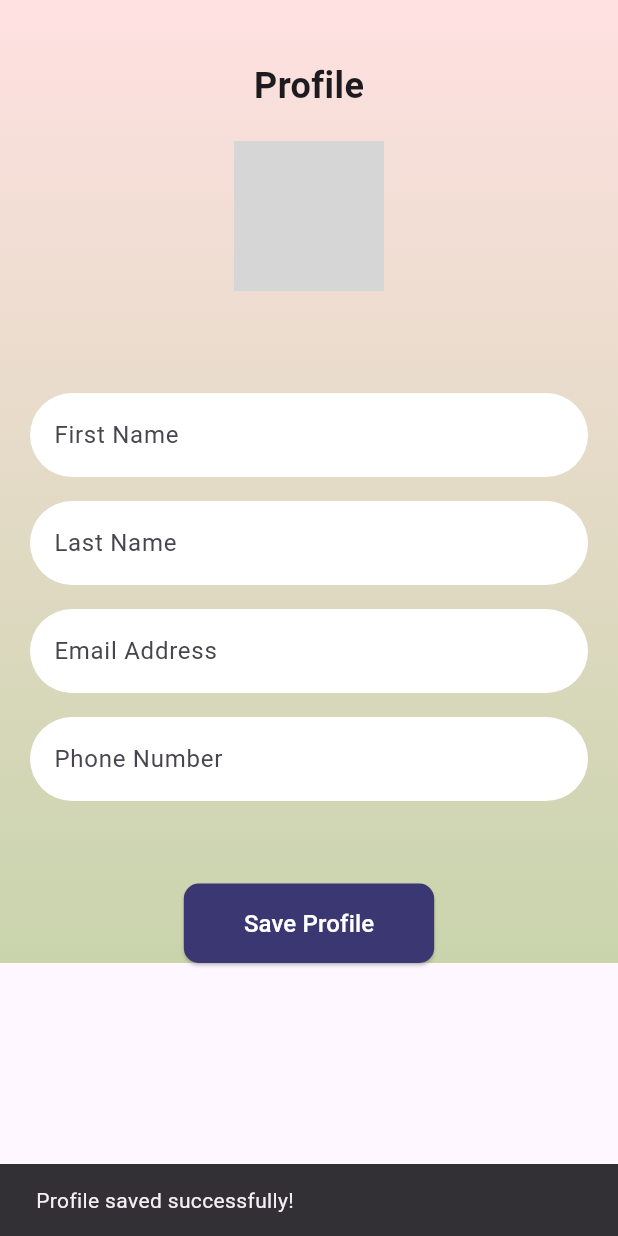
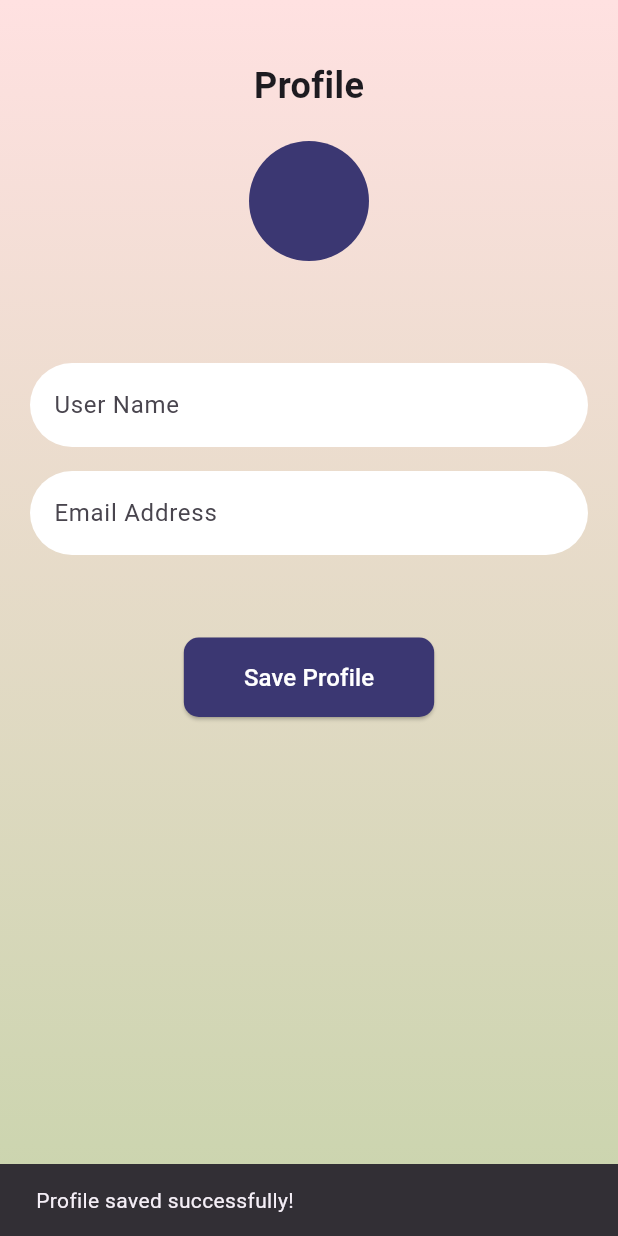
Before and after one commit to Aqsa-ijaz13/FinalyearProject, a Flutter app: the ProfileScreen screen opened directly, after a tap on "Save Profile", on a phone screen of 412 x 824 dp. Run offline on Flutter 3.47's test engine with Material 3 defaults, Android fonts, the phone set to English and light mode, and no system bars; our stand-ins replace audioplayers, cloud_firestore, firebase_auth, firebase_core, flutter_easyloading, get; accounts and stored records are empty; grey boxes are pictures that could not be loaded.

Commit message:
today new code update

```diff
--- a/lib/view/ProfileScreen/profilescreen.dart
+++ b/lib/view/ProfileScreen/profilescreen.dart
@@ -1,9 +1,6 @@
-import 'dart:io';
 import 'package:cloud_firestore/cloud_firestore.dart';
 import 'package:firebase_auth/firebase_auth.dart';
-import 'package:firebase_storage/firebase_storage.dart';
 import 'package:flutter/material.dart';
-import 'package:image_picker/image_picker.dart';
 
 import '../../utilis/Constants/app_colors.dart';
 
@@ -15,17 +12,12 @@ class ProfileScreen extends StatefulWidget {
 }
 
 class _ProfileScreenState extends State<ProfileScreen> {
-  final TextEditingController firstNameController = TextEditingController();
-  final TextEditingController lastNameController = TextEditingController();
+  final TextEditingController userNameController = TextEditingController();
   final TextEditingController emailController = TextEditingController();
-  final TextEditingController phoneController = TextEditingController();
 
   final FirebaseAuth _auth = FirebaseAuth.instance;
   final FirebaseFirestore _firestore = FirebaseFirestore.instance;
-  final FirebaseStorage _storage = FirebaseStorage.instance;
-
-  File? _profileImage;
-  String? _profileImageUrl;
+  String singleName = "";
 
   @override
   void initState() {
@@ -40,56 +32,20 @@ class _ProfileScreenState extends State<ProfileScreen> {
       if (doc.exists) {
         final data = doc.data()!;
         setState(() {
-          firstNameController.text = data['firstName'] ?? '';
-          lastNameController.text = data['lastName'] ?? '';
+          userNameController.text = data['userName'] ?? '';
           emailController.text = data['email'] ?? '';
-          phoneController.text = data['phoneNumber'] ?? '';
-          _profileImageUrl = data['profileImage'];
+          singleName = data['userName'][0] ?? " ";
         });
       }
-    }
-  }
-
-  Future<void> pickImage() async {
-    final ImagePicker picker = ImagePicker();
-    final XFile? pickedFile = await picker.pickImage(source: ImageSource.gallery);
-
-    if (pickedFile != null) {
-      setState(() {
-        _profileImage = File(pickedFile.path);
-      });
-    }
-  }
-
-  Future<String?> uploadProfileImage(File imageFile) async {
-    try {
-      final User? user = _auth.currentUser;
-      if (user == null) return null;
-
-      final ref = _storage.ref().child('profile_images').child('${user.uid}.jpg');
-      await ref.putFile(imageFile);
-      return await ref.getDownloadURL();
-    } catch (e) {
-      print('Error uploading image: $e');
-      return null;
     }
   }
 
   Future<void> saveProfileData() async {
     final User? user = _auth.currentUser;
     if (user != null) {
-      String? imageUrl = _profileImageUrl;
-
-      if (_profileImage != null) {
-        imageUrl = await uploadProfileImage(_profileImage!);
-      }
-
-      await _firestore.collection('users').doc(user.uid).set({
-        'firstName': firstNameController.text,
-        'lastName': lastNameController.text,
-        'email': emailController.text,
-        'phoneNumber': phoneController.text,
-        'profileImage': imageUrl,
+      await _firestore.collection('users').doc(user.uid).update({
+        'userName': userNameController.text.trim(),
+        'email': emailController.text.trim(),
       });
 
       ScaffoldMessenger.of(context).showSnackBar(
@@ -101,9 +57,9 @@ class _ProfileScreenState extends State<ProfileScreen> {
   @override
   Widget build(BuildContext context) {
     return Scaffold(
-      resizeToAvoidBottomInset: false,
-      body: SingleChildScrollView(
-        child: Container(
+      resizeToAvoidBottomInset: true,
+      body: Container(
+        height: double.maxFinite,
         decoration: const BoxDecoration(
           gradient: LinearGradient(
             begin: Alignment.topCenter,
@@ -112,6 +68,7 @@ class _ProfileScreenState extends State<ProfileScreen> {
           ),
         ),
         child: SafeArea(
+          child: SingleChildScrollView(
             child: Column(
               children: [
                 const SizedBox(height: 40),
@@ -120,35 +77,37 @@ class _ProfileScreenState extends State<ProfileScreen> {
                   style: TextStyle(fontSize: 24, fontWeight: FontWeight.bold),
                 ),
                 const SizedBox(height: 20),
-                GestureDetector(
-                  onTap: pickImage,
-                  child: CircleAvatar(
-                    radius: 50,
-                    backgroundColor: Colors.grey[300],
-                    backgroundImage: _profileImage != null
-                        ? FileImage(_profileImage!)
-                        : (_profileImageUrl != null
-                        ? NetworkImage(_profileImageUrl!)
-                        : const AssetImage('assets/images/profile.png')) as ImageProvider,
-                    child: _profileImage == null && _profileImageUrl == null
-                        ? const Icon(Icons.add_a_photo, size: 30, color: Colors.white)
-                        : null,
+                CircleAvatar(
+                  radius: 40,
+                  backgroundColor: AppColors.purpleBtn,
+                  child: Text(
+                    singleName,
+                    style: TextStyle(color: AppColors.white, fontSize: 30),
                   ),
                 ),
                 const SizedBox(height: 60),
-                CustomTextField(label: 'First Name', controller: firstNameController),
-                CustomTextField(label: 'Last Name', controller: lastNameController),
-                CustomTextField(label: 'Email Address', controller: emailController),
-                CustomTextField(label: 'Phone Number', controller: phoneController),
+                CustomTextField(
+                  label: 'User Name',
+                  controller: userNameController,
+                ),
+                CustomTextField(
+                  label: 'Email Address',
+                  controller: emailController,
+                ),
                 const SizedBox(height: 47),
                 ElevatedButton(
                   onPressed: saveProfileData,
                   style: ElevatedButton.styleFrom(
-                    shape: RoundedRectangleBorder(borderRadius: BorderRadius.circular(10)),
+                    shape: RoundedRectangleBorder(
+                        borderRadius: BorderRadius.circular(10)),
                     backgroundColor: AppColors.purpleBtn,
-                    padding: const EdgeInsets.symmetric(horizontal: 40, vertical: 15),
+                    padding: const EdgeInsets.symmetric(
+                        horizontal: 40, vertical: 15),
                   ),
-                  child: const Text('Save Profile', style: TextStyle(fontSize: 16,color: Colors.white) ,),
+                  child: const Text(
+                    'Save Profile',
+                    style: TextStyle(fontSize: 16, color: Colors.white),
+                  ),
                 ),
               ],
             ),
@@ -163,7 +122,11 @@ class CustomTextField extends StatelessWidget {
   final String label;
   final TextEditingController controller;
 
-  const CustomTextField({super.key, required this.label, required this.controller});
+  const CustomTextField({
+    super.key,
+    required this.label,
+    required this.controller,
+  });
 
   @override
   Widget build(BuildContext context) {
```
Lines whose indentation alone changed are shown as unchanged.
